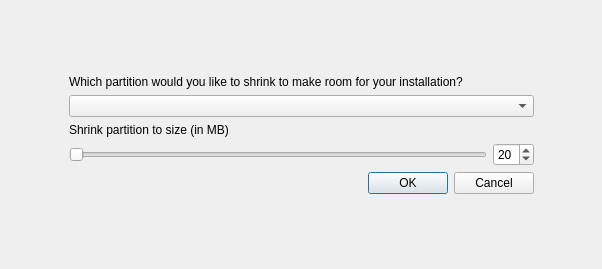
Before: the Qt Designer form yali/gui/Ui/partitionshrink.ui in dadas45li/yali, drawn with Qt 5.
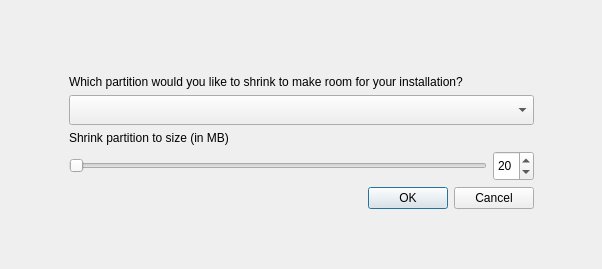
After: the same form once the commit is applied.

The edit to the form file:
```diff
--- a/yali/gui/Ui/partitionshrink.ui
+++ b/yali/gui/Ui/partitionshrink.ui
@@ -58,7 +58,14 @@
     </spacer>
    </item>
    <item row="2" column="1" colspan="2">
-    <widget class="QComboBox" name="partitions"/>
+    <widget class="QComboBox" name="partitions">
+     <property name="minimumSize">
+      <size>
+       <width>0</width>
+       <height>30</height>
+      </size>
+     </property>
+    </widget>
    </item>
    <item row="3" column="1" colspan="2">
     <widget class="QLabel" name="label_2">
@@ -76,6 +83,12 @@
    </item>
    <item row="4" column="2">
     <widget class="QSpinBox" name="sizeSpin">
+     <property name="minimumSize">
+      <size>
+       <width>0</width>
+       <height>30</height>
+      </size>
+     </property>
      <property name="value">
       <number>20</number>
      </property>
```
